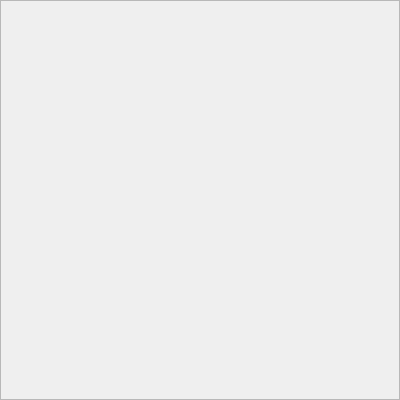
Qt form brainframe_qt/ui/dialogs/task_configuration/zone_list/zone_list.ui (aotuai/brainframe-qt) before a commit.
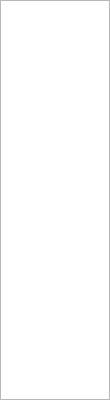
The same form after that commit.

Commit message:
ZoneList widget has been updated to use a QTreeWidget to much rejoice
Trash cans are now aligned

Diff of the .ui file:
```diff
--- a/brainframe_qt/ui/dialogs/task_configuration/zone_list/zone_list.ui
+++ b/brainframe_qt/ui/dialogs/task_configuration/zone_list/zone_list.ui
@@ -1,28 +1,48 @@
 <?xml version="1.0" encoding="UTF-8"?>
 <ui version="4.0">
  <class>ZoneList</class>
- <widget class="QScrollArea" name="ZoneList">
+ <widget class="QTreeWidget" name="ZoneList">
   <property name="geometry">
    <rect>
     <x>0</x>
     <y>0</y>
-    <width>400</width>
+    <width>110</width>
     <height>400</height>
    </rect>
   </property>
+  <property name="sizePolicy">
+   <sizepolicy hsizetype="MinimumExpanding" vsizetype="Expanding">
+    <horstretch>0</horstretch>
+    <verstretch>0</verstretch>
+   </sizepolicy>
+  </property>
   <property name="windowTitle">
    <string>Form</string>
   </property>
-  <property name="widgetResizable">
+  <property name="sizeAdjustPolicy">
+   <enum>QAbstractScrollArea::AdjustToContents</enum>
+  </property>
+  <property name="uniformRowHeights">
    <bool>true</bool>
   </property>
-  <widget class="QWidget" name="main_widget">
-   <layout class="QVBoxLayout" name="main_layout">
-    <property name="alignment">
-     <set>Qt::AlignTop</set>
-    </property>
-   </layout>
-  </widget>
+  <property name="animated">
+   <bool>true</bool>
+  </property>
+  <property name="headerHidden">
+   <bool>true</bool>
+  </property>
+  <attribute name="headerVisible">
+   <bool>false</bool>
+  </attribute>
+  <attribute name="headerDefaultSectionSize">
+   <number>45</number>
+  </attribute>
+  <attribute name="headerMinimumSectionSize">
+   <number>0</number>
+  </attribute>
+  <attribute name="headerStretchLastSection">
+   <bool>false</bool>
+  </attribute>
  </widget>
  <resources/>
  <connections/>
```
The commit also changes 13 other files.
